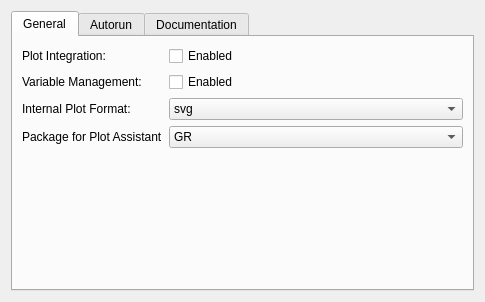
Before: the Qt Designer form src/backends/julia/settings.ui in KDE/cantor, drawn with Qt 5.
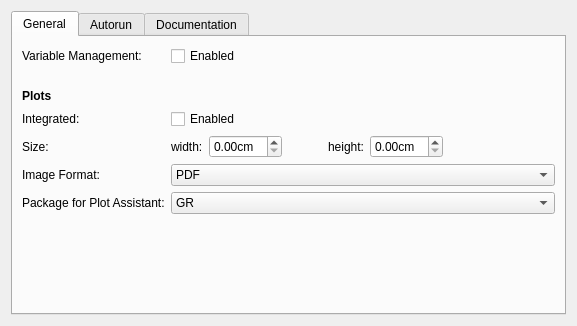
After: the same form once the commit is applied. Custom widgets are drawn as their Qt base class.

Commit message: [python] allow to specify plot format and size in the application settings.

```diff
--- a/src/backends/julia/settings.ui
+++ b/src/backends/julia/settings.ui
@@ -6,8 +6,8 @@
    <rect>
     <x>0</x>
     <y>0</y>
-    <width>485</width>
-    <height>302</height>
+    <width>577</width>
+    <height>326</height>
    </rect>
   </property>
   <layout class="QVBoxLayout" name="verticalLayout_2">
@@ -21,7 +21,184 @@
        <string>General</string>
       </attribute>
       <layout class="QGridLayout" name="gridLayout">
+       <item row="5" column="1">
+        <widget class="QComboBox" name="kcfg_inlinePlotFormat">
+         <item>
+          <property name="text">
+           <string>PDF</string>
+          </property>
+         </item>
+         <item>
+          <property name="text">
+           <string notr="true">SVG</string>
+          </property>
+         </item>
+         <item>
+          <property name="text">
+           <string notr="true">PNG</string>
+          </property>
+         </item>
+        </widget>
+       </item>
+       <item row="3" column="1">
+        <widget class="QCheckBox" name="kcfg_integratePlots">
+         <property name="toolTip">
+          <string>If enabled, plots will be shown inside of the worksheet. Otherwise, plots will be shown in an external window.</string>
+         </property>
+         <property name="text">
+          <string>Enabled</string>
+         </property>
+        </widget>
+       </item>
        <item row="4" column="0">
+        <widget class="QLabel" name="label_5">
+         <property name="text">
+          <string>Size:</string>
+         </property>
+        </widget>
+       </item>
+       <item row="0" column="1">
+        <widget class="QCheckBox" name="kcfg_variableManagement">
+         <property name="toolTip">
+          <string>Monitor the creation and destruction of variables and show the existing variables in the variable panel.</string>
+         </property>
+         <property name="text">
+          <string>Enabled</string>
+         </property>
+        </widget>
+       </item>
+       <item row="3" column="0">
+        <widget class="QLabel" name="lPlotIntegration">
+         <property name="text">
+          <string>Integrated:</string>
+         </property>
+        </widget>
+       </item>
+       <item row="0" column="0">
+        <widget class="QLabel" name="lVariableManagement">
+         <property name="text">
+          <string>Variable Management:</string>
+         </property>
+        </widget>
+       </item>
+       <item row="4" column="1">
+        <widget class="QFrame" name="frame">
+         <property name="frameShape">
+          <enum>QFrame::NoFrame</enum>
+         </property>
+         <property name="frameShadow">
+          <enum>QFrame::Raised</enum>
+         </property>
+         <layout class="QHBoxLayout" name="horizontalLayout">
+          <property name="leftMargin">
+           <number>0</number>
+          </property>
+          <property name="topMargin">
+           <number>0</number>
+          </property>
+          <property name="rightMargin">
+           <number>0</number>
+          </property>
+          <property name="bottomMargin">
+           <number>0</number>
+          </property>
+          <item>
+           <widget class="QLabel" name="lPlotWidth">
+            <property name="text">
+             <string>width:</string>
+            </property>
+           </widget>
+          </item>
+          <item>
+           <widget class="QDoubleSpinBox" name="kcfg_plotWidth">
+            <property name="suffix">
+             <string>cm</string>
+            </property>
+           </widget>
+          </item>
+          <item>
+           <spacer name="horizontalSpacer">
+            <property name="orientation">
+             <enum>Qt::Horizontal</enum>
+            </property>
+            <property name="sizeType">
+             <enum>QSizePolicy::Fixed</enum>
+            </property>
+            <property name="sizeHint" stdset="0">
+             <size>
+              <width>40</width>
+              <height>20</height>
+             </size>
+            </property>
+           </spacer>
+          </item>
+          <item>
+           <widget class="QLabel" name="lPlotHeight">
+            <property name="text">
+             <string>height:</string>
+            </property>
+           </widget>
+          </item>
+          <item>
+           <widget class="QDoubleSpinBox" name="kcfg_plotHeight">
+            <property name="suffix">
+             <string>cm</string>
+            </property>
+           </widget>
+          </item>
+          <item>
+           <spacer name="horizontalSpacer_2">
+            <property name="orientation">
+             <enum>Qt::Horizontal</enum>
+            </property>
+            <property name="sizeHint" stdset="0">
+             <size>
+              <width>40</width>
+              <height>20</height>
+             </size>
+            </property>
+           </spacer>
+          </item>
+         </layout>
+        </widget>
+       </item>
+       <item row="2" column="0">
+        <widget class="QLabel" name="label_4">
+         <property name="font">
+          <font>
+           <weight>75</weight>
+           <bold>true</bold>
+          </font>
+         </property>
+         <property name="text">
+          <string>Plots</string>
+         </property>
+        </widget>
+       </item>
+       <item row="1" column="0">
+        <spacer name="verticalSpacer">
+         <property name="orientation">
+          <enum>Qt::Vertical</enum>
+         </property>
+         <property name="sizeType">
+          <enum>QSizePolicy::Fixed</enum>
+         </property>
+         <property name="sizeHint" stdset="0">
+          <size>
+           <width>136</width>
+           <height>17</height>
+          </size>
+         </property>
+        </spacer>
+       </item>
+       <item row="5" column="0">
+        <widget class="QLabel" name="label_3">
+         <property name="text">
+          <string>Image Format:</string>
+         </property>
+        </widget>
+       </item>
+       <item row="8" column="0">
         <spacer name="verticalSpacer1">
          <property name="orientation">
           <enum>Qt::Vertical</enum>
@@ -34,14 +211,7 @@
          </property>
         </spacer>
        </item>
-       <item row="0" column="0">
-        <widget class="QLabel" name="lPlotIntegration">
-         <property name="text">
-          <string>Plot Integration:</string>
-         </property>
-        </widget>
-       </item>
-       <item row="3" column="1">
+       <item row="6" column="1">
         <widget class="KComboBox" name="kcfg_plotExtenstionGraphicPackage">
          <property name="sizePolicy">
           <sizepolicy hsizetype="Expanding" vsizetype="Fixed">
@@ -74,64 +244,13 @@
          </item>
         </widget>
        </item>
-       <item row="2" column="1">
-        <widget class="QComboBox" name="kcfg_inlinePlotFormat">
-         <property name="toolTip">
-          <string>Inner format of plots, if plots embedding is enabled.</string>
-         </property>
-         <item>
-          <property name="text">
-           <string notr="true">svg</string>
-          </property>
-         </item>
-         <item>
-          <property name="text">
-           <string notr="true">png</string>
-          </property>
-         </item>
-        </widget>
-       </item>
-       <item row="3" column="0">
+       <item row="6" column="0">
         <widget class="QLabel" name="label3">
          <property name="toolTip">
           <string>Graphic package to be used in the Plot Assistant</string>
          </property>
          <property name="text">
-          <string>Package for Plot Assistant</string>
-         </property>
-        </widget>
-       </item>
-       <item row="0" column="1">
-        <widget class="QCheckBox" name="kcfg_integratePlots">
-         <property name="toolTip">
-          <string>If enabled, plots will be shown inside of the worksheet. Otherwise, plots will be shown in an external window.</string>
-         </property>
-         <property name="text">
-          <string>Enabled</string>
-         </property>
-        </widget>
-       </item>
-       <item row="2" column="0">
-        <widget class="QLabel" name="label2">
-         <property name="text">
-          <string>Internal Plot Format:</string>
-         </property>
-        </widget>
-       </item>
-       <item row="1" column="0">
-        <widget class="QLabel" name="lVariableManagement">
-         <property name="text">
-          <string>Variable Management:</string>
-         </property>
-        </widget>
-       </item>
-       <item row="1" column="1">
-        <widget class="QCheckBox" name="kcfg_variableManagement">
-         <property name="toolTip">
-          <string>Monitor the creation and destruction of variables and show the existing variables in the variable panel.</string>
-         </property>
-         <property name="text">
-          <string>Enabled</string>
+          <string>Package for Plot Assistant:</string>
          </property>
         </widget>
        </item>
```
The commit also changes 4 other files.
